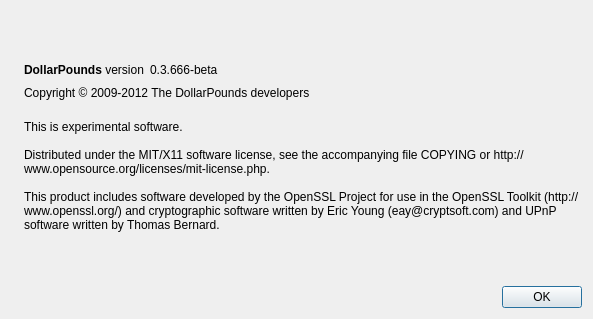
Before: the Qt Designer form src/qt/forms/aboutdialog.ui in scificrypto/DPZ-DollarPounds, drawn with Qt 5.
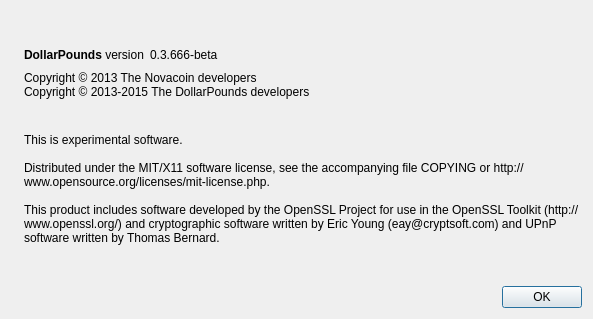
After: the same form once the commit is applied. Icons and pictures are not drawn.

What changed in the file:
```diff
--- a/src/qt/forms/aboutdialog.ui
+++ b/src/qt/forms/aboutdialog.ui
@@ -91,7 +91,9 @@
         <cursorShape>IBeamCursor</cursorShape>
        </property>
        <property name="text">
-        <string>Copyright © 2009-2012 The DollarPounds developers</string>
+        <string>Copyright © 2013 The Novacoin developers
+Copyright © 2013-2015 The DollarPounds developers
+</string>
        </property>
        <property name="textInteractionFlags">
         <set>Qt::LinksAccessibleByMouse|Qt::TextSelectableByKeyboard|Qt::TextSelectableByMouse</set>
```
